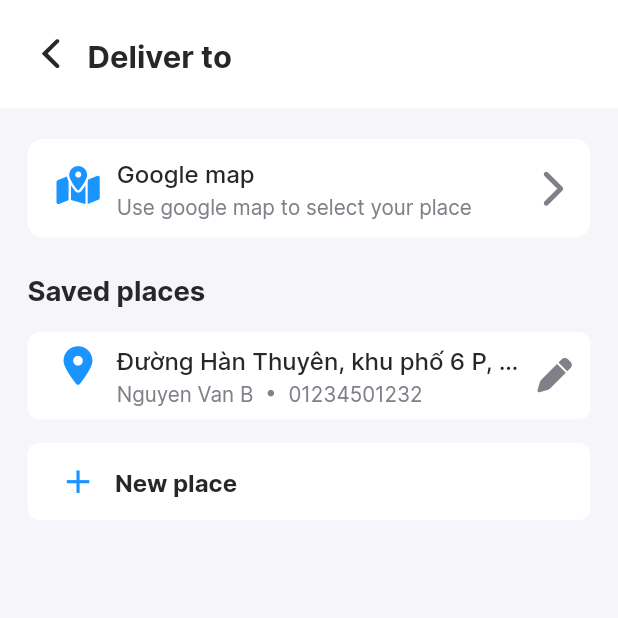
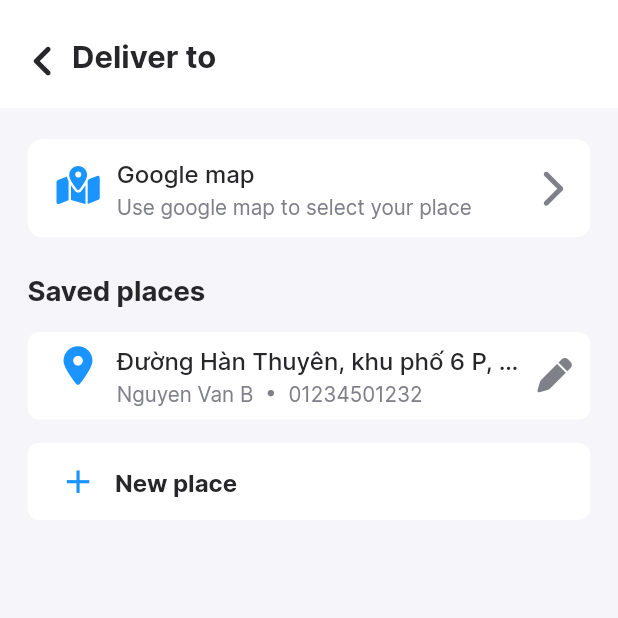
Before and after one commit to vuhoang-gr/SE346.N21_coffee_shop, a Flutter app: the AddressListingScreen screen opened by its route, on a phone screen of 412 x 824 dp, the top half of it. Run offline on Flutter 3.47's test engine with Material 2 defaults, Android fonts, the phone set to English and light mode, and no system bars; our stand-ins replace bloc, cached_network_image, dropdown_button2, equatable, flutter_bloc, flutter_keyboard_visibility and 8 more; accounts and stored records are empty; statements that could not run were skipped.

Commit message:
fix: pressable area of leading and trailing

```diff
--- a/coffee_shop_app/lib/widgets/global/custom_app_bar.dart
+++ b/coffee_shop_app/lib/widgets/global/custom_app_bar.dart
@@ -1,10 +1,15 @@
-import 'package:flutter/cupertino.dart';
+import 'package:flutter/material.dart';
 
 import '../../utils/colors/app_colors.dart';
 import '../../utils/constants/dimension.dart';
 
 class CustomAppBar extends StatelessWidget {
-  const CustomAppBar({Key? key, this.leading, this.middle, this.trailing, this.color = CupertinoColors.white})
+  const CustomAppBar(
+      {Key? key,
+      this.leading,
+      this.middle,
+      this.trailing,
+      this.color = Colors.white})
       : super(key: key);
 
   final Widget? middle;
@@ -23,34 +28,30 @@ class CustomAppBar extends StatelessWidget {
           Row(
             mainAxisSize: MainAxisSize.min,
             children: [
-              SizedBox(width: Dimension.width16),
               Navigator.of(context).canPop()
-                  ? Container(
-                      margin: EdgeInsets.fromLTRB(0, 0, Dimension.width8, 0),
-                      padding: EdgeInsets.zero,
-                      child: GestureDetector(
-                        onTap: () => Navigator.of(context).pop(),
-                        child: IconTheme(
-                            data: IconThemeData(size: Dimension.height24),
-                            child: const Icon(
-                              CupertinoIcons.back,
-                              color: AppColors.blackColor,
-                            )),
-                      ),
+                  ? IconButton(
+                      icon: IconTheme(
+                          data: IconThemeData(size: Dimension.height32),
+                          child: const Icon(
+                            Icons.chevron_left_rounded,
+                            color: AppColors.blackColor,
+                          )),
+                      onPressed: () => Navigator.of(context).pop(),
                     )
-                  : Container(),
+                  : SizedBox(
+                    width: Dimension.width16,
+                  ),
               if (leading != null) leading!,
             ],
           ),
           SizedBox(
             width: Dimension.width8,
           ),
-          Expanded(child: middle ?? Container()),
+          Expanded(child: middle ?? SizedBox.shrink()),
           SizedBox(
             width: Dimension.width8,
           ),
-          trailing ?? Container(),
-          SizedBox(width: Dimension.width16),
+          trailing ?? SizedBox(width: Dimension.width16,),
         ],
       ),
     );
```
